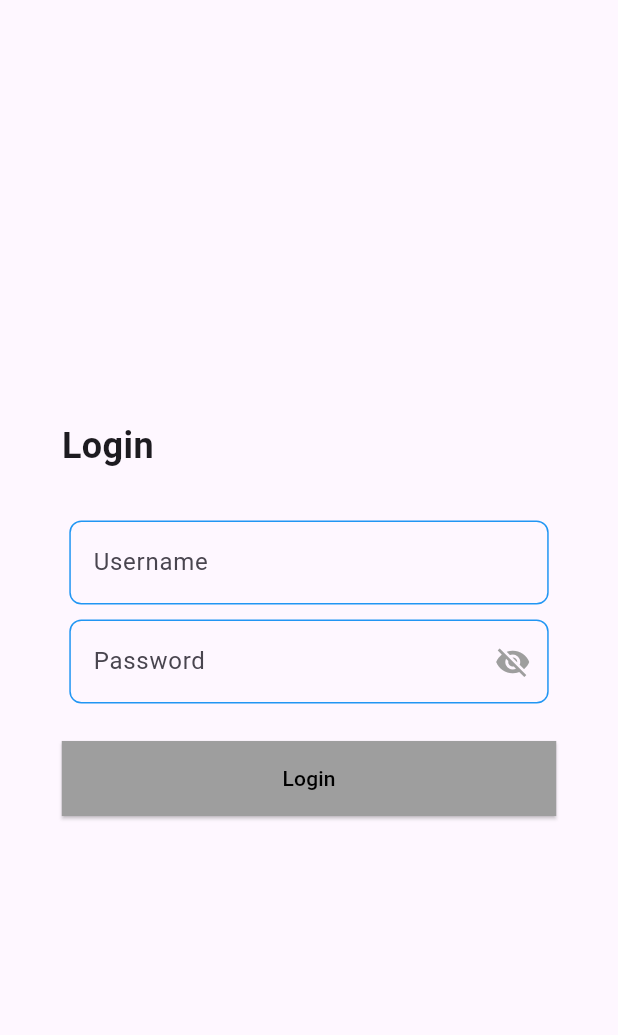
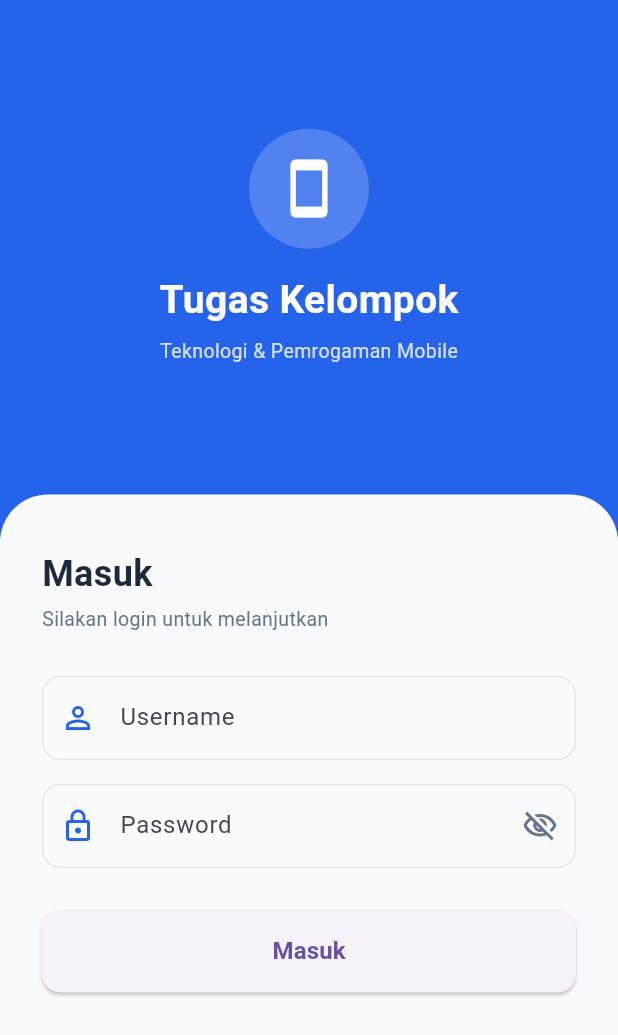
Before and after one commit to Ilhamca/teknologimobile_tugas2, a Flutter app: the screen it shows after launch, on a phone screen of 412 x 824 dp. Shown: the top 1035 px of the screen. Run offline on Flutter 3.47's test engine with Material 3 defaults, Android fonts, the phone set to English and light mode, and no system bars.

Commit message:
update login page agar bisa autentikasi banyak user dan ui bagus

```diff
--- a/lib/screen/login_page.dart
+++ b/lib/screen/login_page.dart
@@ -1,6 +1,7 @@
 import 'package:flutter/material.dart';
 import 'package:teknologimobile_tugas2/models/user_model.dart';
 import 'package:teknologimobile_tugas2/screen/menu_page.dart';
+import 'package:teknologimobile_tugas2/theme/app_color.dart';
 
 class LoginPage extends StatefulWidget {
   const LoginPage({super.key});
@@ -16,11 +17,22 @@ class _LoginPageState extends State<LoginPage> {
   bool isLoginFailed = false;
   bool _obscurePassword = true;
 
+  @override
+  void dispose() {
+    _usernameController.dispose();
+    _passwordController.dispose();
+    super.dispose();
+  }
+
   void _login() {
     String username = _usernameController.text;
     String password = _passwordController.text;
 
-    if (username == user1.username && password == user1.password) {
+    final matchedUser = daftarUser
+        .where((u) => u.username == username && u.password == password)
+        .firstOrNull;
+
+    if (matchedUser != null) {
       setState(() {
         isLoggedIn = true;
         isLoginFailed = false;
@@ -33,8 +45,19 @@ class _LoginPageState extends State<LoginPage> {
       ScaffoldMessenger.of(context).removeCurrentSnackBar();
       ScaffoldMessenger.of(context).showSnackBar(
         SnackBar(
-          content: Text('Login gagal: Username atau Password salah'),
-          duration: Duration(seconds: 2),
+          content: const Row(
+            children: [
+              Icon(Icons.error_outline, color: Colors.white, size: 20),
+              SizedBox(width: 8),
+              Text('Username atau Password salah'),
+            ],
+          ),
+          backgroundColor: AppColors.error,
+          behavior: SnackBarBehavior.floating,
+          shape: RoundedRectangleBorder(
+            borderRadius: BorderRadius.circular(10),
+          ),
+          duration: const Duration(seconds: 2),
         ),
       );
       setState(() {
@@ -44,70 +67,136 @@ class _LoginPageState extends State<LoginPage> {
     }
   }
 
-  Widget _loginHeader() {
-    return SizedBox(
-      width: MediaQuery.of(context).size.width * 0.8,
+  @override
+  Widget build(BuildContext context) {
+    return Scaffold(
+      backgroundColor: AppColors.primary,
+      body: SafeArea(
+        child: Column(
+          children: [
+            // Bagian atas - header biru
+            Expanded(
+              flex: 2,
+              child: Center(
+                child: Column(
+                  mainAxisAlignment: MainAxisAlignment.center,
+                  children: [
+                    // Icon lingkaran putih
+                    Container(
+                      width: 80,
+                      height: 80,
+                      decoration: BoxDecoration(
+                        color: Colors.white.withOpacity(0.2),
+                        shape: BoxShape.circle,
+                      ),
+                      child: const Icon(
+                        Icons.smartphone_rounded,
+                        color: Colors.white,
+                        size: 42,
+                      ),
+                    ),
+                    const SizedBox(height: 16),
+                    const Text(
+                      'Tugas Kelompok',
+                      style: TextStyle(
+                        color: Colors.white,
+                        fontSize: 26,
+                        fontWeight: FontWeight.bold,
+                      ),
+                    ),
+                    const SizedBox(height: 6),
+                    Text(
+                      'Teknologi & Pemrogaman Mobile',
+                      style: TextStyle(
+                        color: Colors.white.withOpacity(0.8),
+                        fontSize: 13,
+                      ),
+                    ),
+                  ],
+                ),
+              ),
+            ),
+
+            // Bagian bawah - form putih melengkung
+            Expanded(
+              flex: 3,
+              child: Container(
+                width: double.infinity,
+                decoration: const BoxDecoration(
+                  color: AppColors.bg,
+                  borderRadius: BorderRadius.only(
+                    topLeft: Radius.circular(32),
+                    topRight: Radius.circular(32),
+                  ),
+                ),
+                child: SingleChildScrollView(
+                  padding: const EdgeInsets.all(28),
                   child: Column(
                     crossAxisAlignment: CrossAxisAlignment.start,
                     children: [
-          Text(
-            'Login',
-            style: TextStyle(fontSize: 24, fontWeight: FontWeight.bold),
+                      const SizedBox(height: 8),
+                      const Text(
+                        'Masuk',
+                        style: TextStyle(
+                          fontSize: 24,
+                          fontWeight: FontWeight.bold,
+                          color: AppColors.textPrimary,
                         ),
-          SizedBox(height: 8),
-        ],
                       ),
-    );
-  }
+                      const SizedBox(height: 4),
+                      const Text(
+                        'Silakan login untuk melanjutkan',
+                        style: TextStyle(
+                          color: AppColors.textSecondary,
+                          fontSize: 13,
+                        ),
+                      ),
+                      const SizedBox(height: 28),
 
-  Widget _inputField({
-    required TextEditingController controller,
-    required String hint,
-    required bool isLoginFailed,
-    bool obscure = false,
-    Widget? suffixIcon,
-  }) {
-    return Container(
-      padding: EdgeInsets.symmetric(horizontal: 5, vertical: 5),
-      width: MediaQuery.of(context).size.width * 0.8,
-      child: TextField(
-        controller: controller,
-        obscureText: obscure,
+                      // Field username
+                      TextField(
+                        controller: _usernameController,
                         decoration: InputDecoration(
-          hintText: hint,
-          suffixIcon: suffixIcon,
-          border: OutlineInputBorder(
-            borderRadius: BorderRadius.all(Radius.circular(8)),
+                          labelText: 'Username',
+                          prefixIcon: const Icon(
+                            Icons.person_outline,
+                            color: AppColors.primary,
                           ),
                           enabledBorder: OutlineInputBorder(
-            borderRadius: BorderRadius.all(Radius.circular(8)),
+                            borderRadius: BorderRadius.circular(12),
                             borderSide: BorderSide(
-              color: isLoginFailed ? Colors.red : Colors.blue,
+                              color: isLoginFailed
+                                  ? AppColors.error
+                                  : AppColors.border,
+                            ),
+                          ),
+                          focusedBorder: OutlineInputBorder(
+                            borderRadius: BorderRadius.circular(12),
+                            borderSide: const BorderSide(
+                              color: AppColors.primary,
+                              width: 2,
                             ),
                           ),
                         ),
                       ),
-    );
-  }
+                      const SizedBox(height: 16),
 
-  Widget _usernameField(TextEditingController controller, bool isLoginFailed) {
-    return _inputField(
-      controller: controller,
-      hint: 'Username',
-      isLoginFailed: isLoginFailed,
-    );
-  }
-
-  Widget _passwordField(TextEditingController controller, bool isLoginFailed) {
-    return _inputField(
-      controller: controller,
-      hint: 'Password',
-      isLoginFailed: isLoginFailed,
-      obscure: _obscurePassword,
+                      // Field password
+                      TextField(
+                        controller: _passwordController,
+                        obscureText: _obscurePassword,
+                        decoration: InputDecoration(
+                          labelText: 'Password',
+                          prefixIcon: const Icon(
+                            Icons.lock_outline,
+                            color: AppColors.primary,
+                          ),
                           suffixIcon: IconButton(
                             icon: Icon(
-          _obscurePassword ? Icons.visibility_off : Icons.visibility,
-          color: Colors.grey,
+                              _obscurePassword
+                                  ? Icons.visibility_off_outlined
+                                  : Icons.visibility_outlined,
+                              color: AppColors.textSecondary,
                             ),
                             onPressed: () {
                               setState(() {
@@ -115,41 +204,75 @@ class _LoginPageState extends State<LoginPage> {
                               });
                             },
                           ),
-    );
-  }
+                          enabledBorder: OutlineInputBorder(
+                            borderRadius: BorderRadius.circular(12),
+                            borderSide: BorderSide(
+                              color: isLoginFailed
+                                  ? AppColors.error
+                                  : AppColors.border,
+                            ),
+                          ),
+                          focusedBorder: OutlineInputBorder(
+                            borderRadius: BorderRadius.circular(12),
+                            borderSide: const BorderSide(
+                              color: AppColors.primary,
+                              width: 2,
+                            ),
+                          ),
+                        ),
+                      ),
 
-  Widget _loginButton() {
-    return ElevatedButton(
+                      // Pesan error
+                      if (isLoginFailed) ...[
+                        const SizedBox(height: 8),
+                        Row(
+                          children: [
+                            const Icon(
+                              Icons.error_outline,
+                              color: AppColors.error,
+                              size: 14,
+                            ),
+                            const SizedBox(width: 4),
+                            Text(
+                              'Username atau password salah',
+                              style: TextStyle(
+                                color: AppColors.error,
+                                fontSize: 12,
+                              ),
+                            ),
+                          ],
+                        ),
+                      ],
+
+                      const SizedBox(height: 28),
+
+                      // Tombol login
+                      SizedBox(
+                        width: double.infinity,
+                        child: ElevatedButton(
+                          onPressed: _login,
                           style: ElevatedButton.styleFrom(
-        minimumSize: Size(MediaQuery.of(context).size.width * 0.8, 50),
-        shape: RoundedRectangleBorder(borderRadius: BorderRadius.zero),
-        backgroundColor: Colors.grey,
+                            padding: const EdgeInsets.symmetric(vertical: 16),
+                            shape: RoundedRectangleBorder(
+                              borderRadius: BorderRadius.circular(12),
                             ),
-      onPressed: () {
-        _login();
-      },
-      child: Text('Login', style: TextStyle(color: Colors.black)),
-    );
-  }
+                          ),
+                          child: const Text(
+                            'Masuk',
+                            style: TextStyle(
+                              fontSize: 16,
+                              fontWeight: FontWeight.w600,
+                            ),
+                          ),
+                        ),
+                      ),
 
-  @override
-  Widget build(BuildContext context) {
-    return Scaffold(
-      body: Center(
-        child: Column(
-          mainAxisAlignment: MainAxisAlignment.center,
-          children: [
-            _loginHeader(),
-
-            SizedBox(height: 20),
-
-            _usernameField(_usernameController, isLoginFailed),
-
-            _passwordField(_passwordController, isLoginFailed),
-
-            SizedBox(height: 20),
-
-            _loginButton(),
+                      const SizedBox(height: 20),
+                    ],
+                  ),
+                ),
+              ),
+            ),
           ],
         ),
       ),
```
Lines whose indentation alone changed are shown as unchanged.
